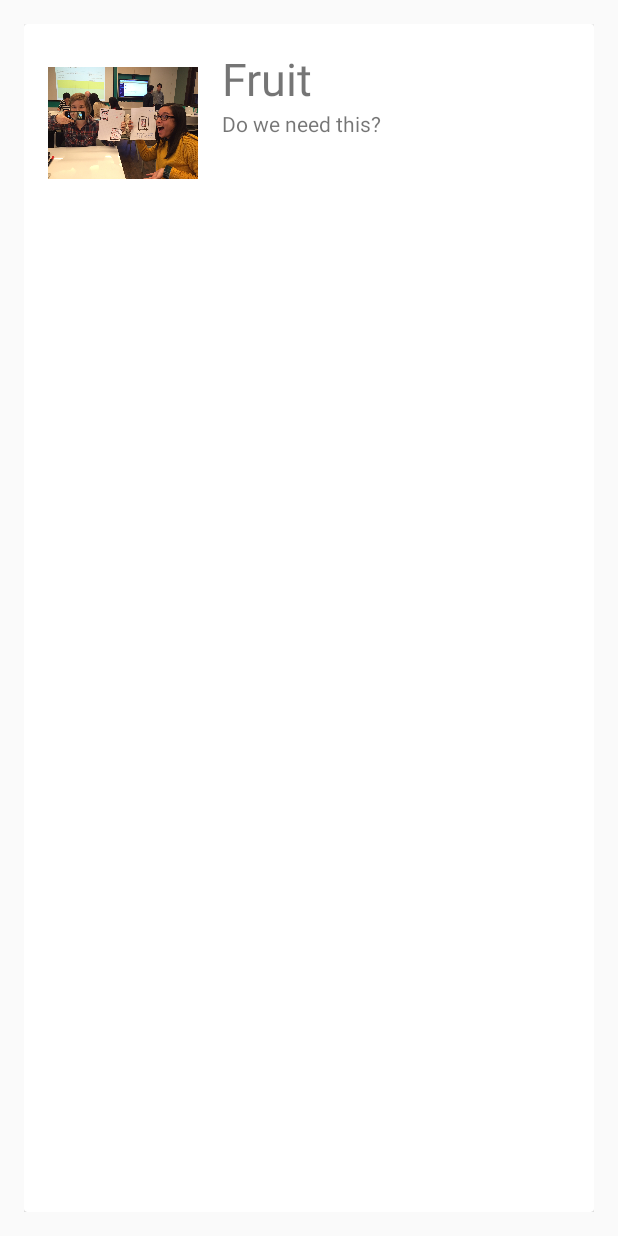
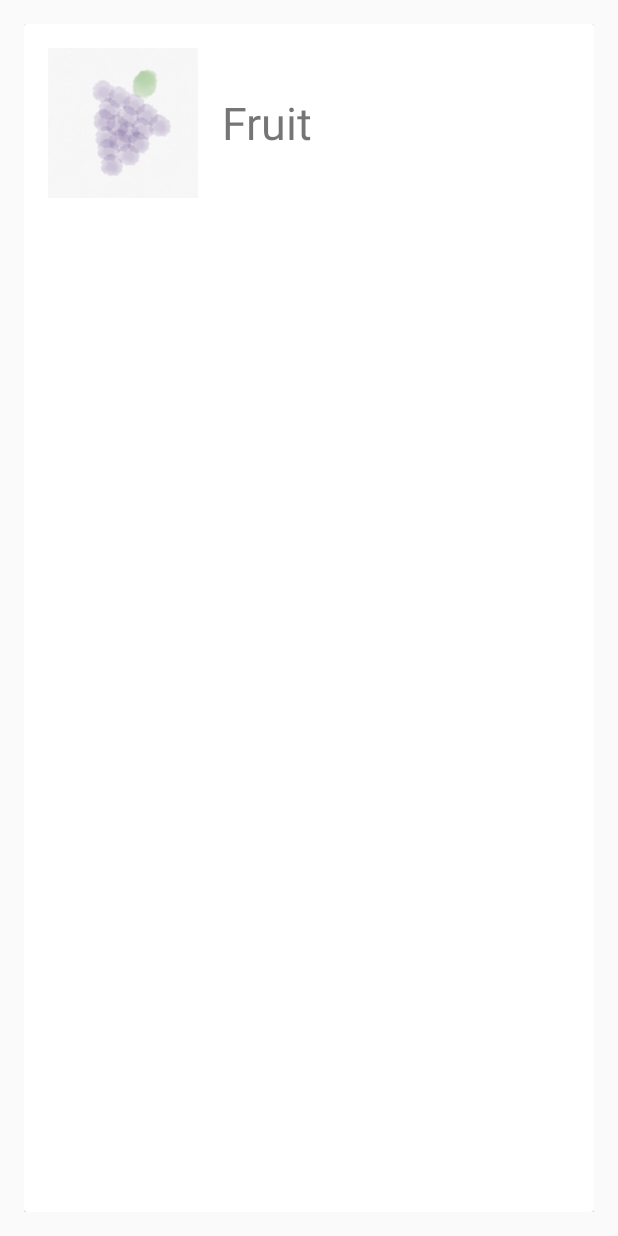
Before and after one commit to candyj0311/FinalProject-Verbosity, an Android app: the CategoriesPage screen opened directly, with no data from a screen before it, on a phone screen of 412 x 824 dp. Run offline under Robolectric (Android 15) with nearby library versions, the phone set to English and light mode, and no system bars.

Commit message:
Added Category images, Word class

```diff
--- a/app/src/main/java/candacelizelle/finalproject_candacejlizelles/CategoriesPage.java
+++ b/app/src/main/java/candacelizelle/finalproject_candacejlizelles/CategoriesPage.java
@@ -28,8 +28,8 @@ public class CategoriesPage extends AppCompatActivity {
 
     private void initialData() {
         categories = new ArrayList<>();
-        categories.add(new Category("Fruit", R.drawable.gamesclass));
-        categories.add(new Category("Animals", R.drawable.gamesclass));
-        categories.add(new Category("Places", R.drawable.gamesclass));
+        categories.add(new Category("Fruit", R.drawable.grapes));
+        categories.add(new Category("Animals", R.drawable.bear));
+        categories.add(new Category("Colors", R.drawable.gamesclass));
     }
 }
--- a/app/src/main/java/candacelizelle/finalproject_candacejlizelles/Category.java
+++ b/app/src/main/java/candacelizelle/finalproject_candacejlizelles/Category.java
@@ -2,7 +2,6 @@ package candacelizelle.finalproject_candacejlizelles;
 
 public class Category {
     public String categoryName;
-
     public int photoId;
 
     public Category(String categoryName, int photoId) {
--- a/app/src/main/java/candacelizelle/finalproject_candacejlizelles/Games.java
+++ b/app/src/main/java/candacelizelle/finalproject_candacejlizelles/Games.java
@@ -4,6 +4,7 @@ import android.content.Intent;
 import android.os.Bundle;
 import android.support.v7.app.AppCompatActivity;
 import android.view.View;
+import android.widget.Toast;
 
 public class Games extends AppCompatActivity {
     private String categoryName;
@@ -26,4 +27,8 @@ public class Games extends AppCompatActivity {
         Intent intent = new Intent(Games.this, Results.class);
         startActivity(intent);
     }
+
+    public void playAudio(View view) {
+        Toast.makeText(Games.this, "Change this to play audio", Toast.LENGTH_SHORT).show();
+    }
 }
--- a/app/src/main/res/layout/card_view_category.xml
+++ b/app/src/main/res/layout/card_view_category.xml
@@ -28,18 +28,10 @@
             android:id="@+id/category_name"
             android:layout_width="wrap_content"
             android:layout_height="wrap_content"
-            android:layout_alignParentTop="true"
+            android:layout_centerInParent="true"
             android:layout_toRightOf="@+id/category_image"
             android:text="Basic Vocab"
             android:textSize="30sp" />
-
-        <TextView
-            android:id="@+id/category_info"
-            android:layout_width="wrap_content"
-            android:layout_height="wrap_content"
-            android:layout_below="@+id/category_name"
-            android:layout_toRightOf="@+id/category_image"
-            android:text="Do we need this?" />
     </RelativeLayout>
 
 </android.support.v7.widget.CardView>
--- a/app/src/main/res/layout/game_screen1.xml
+++ b/app/src/main/res/layout/game_screen1.xml
@@ -11,7 +11,8 @@
         android:layout_height="wrap_content"
         android:layout_centerHorizontal="true"
         android:layout_margin="10dp"
-        android:text="Apple" />
+        android:text="Apple"
+        android:onClick="playAudio" />
 
     <ImageButton
         android:id="@+id/topLeft"
```
Also changed, not shown: app/src/main/java/candacelizelle/finalproject_candacejlizelles/Word.java (added, +7 -0 lines), app/src/main/res/drawable/bear.png (added), app/src/main/res/drawable/grapes.png (added).
